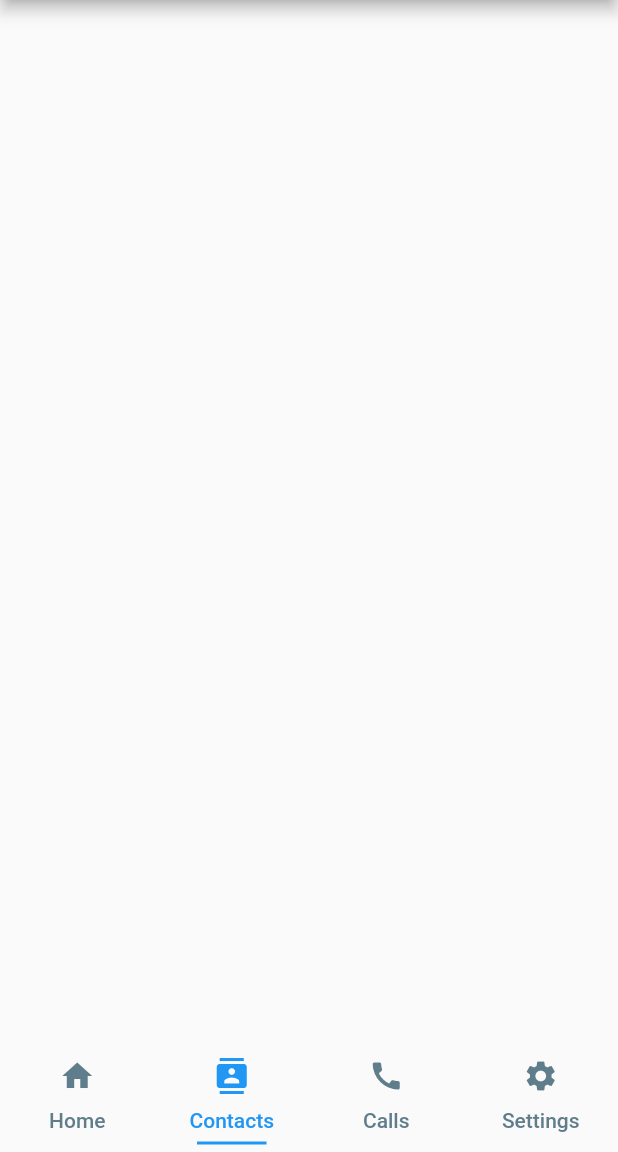
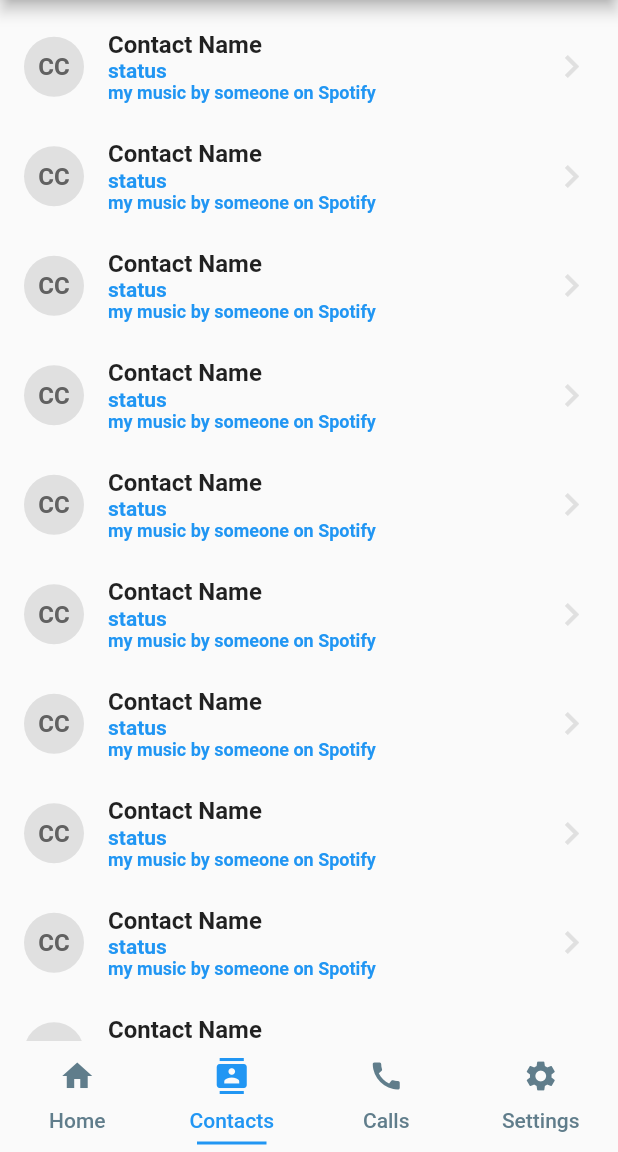
Before and after one commit to francisceioseph/msn-2019-edition, a Flutter app: the screen it shows after launch, item 2 of the bottom bar chosen, on a phone screen of 412 x 824 dp, the part 84-1236 px from its top. Run offline on Flutter 3.47's test engine with Material 2 defaults, Android fonts, the phone set to English and light mode, and no system bars.

Commit message:
Add a very basic contact page

```diff
--- a/lib/src/screens/main_page.dart
+++ b/lib/src/screens/main_page.dart
@@ -1,8 +1,5 @@
 import 'package:flutter/material.dart';
 import 'package:messanger/src/widgets/main_page/app_bar.dart';
-import 'package:messanger/src/widgets/main_page/conversations.dart';
-import 'package:messanger/src/widgets/main_page/friends_online.dart';
-import 'package:messanger/src/widgets/main_page/separator.dart';
 import 'package:messanger/src/widgets/main_page/tabs/calls_tab.dart';
 import 'package:messanger/src/widgets/main_page/tabs/contacts_tab.dart';
 import 'package:messanger/src/widgets/main_page/tabs/home_tab.dart';
--- /dev/null
+++ b/lib/src/widgets/main_page/contact_list.dart
@@ -0,0 +1,20 @@
+import 'package:flutter/material.dart';
+import 'package:messanger/src/widgets/main_page/contact_tile.dart';
+
+class ContactList extends StatelessWidget {
+  final List<dynamic> contacts;
+
+  ContactList({Key key, @required this.contacts}) : super(key: key);
+
+  @override
+  Widget build(BuildContext context) {
+    return Container(
+      child: ListView.builder(
+        itemCount: contacts.length,
+        itemBuilder: (BuildContext context, int index) {
+          return ContactListTile();
+        },
+      ),
+    );
+  }
+}
--- /dev/null
+++ b/lib/src/widgets/main_page/contact_tile.dart
@@ -0,0 +1,58 @@
+import 'package:flutter/material.dart';
+
+class ContactListTile extends StatelessWidget {
+  @override
+  Widget build(BuildContext context) {
+    return Container(
+      margin: EdgeInsets.only(top: 16),
+      child: ListTile(
+        leading: CircleAvatar(
+          backgroundColor: Colors.grey[300],
+          child: Text(
+            'CC',
+            style: TextStyle(
+              fontWeight: FontWeight.bold,
+              color: Colors.grey[700],
+            ),
+          ),
+        ),
+        title: Text(
+          'Contact Name',
+          textAlign: TextAlign.left,
+          style: TextStyle(
+            fontSize: 16,
+            fontWeight: FontWeight.bold,
+          ),
+        ),
+        subtitle: Column(
+          crossAxisAlignment: CrossAxisAlignment.start,
+          children: <Widget>[
+            Text(
+              'status',
+              textAlign: TextAlign.left,
+              style: TextStyle(
+                fontSize: 14,
+                fontWeight: FontWeight.bold,
+                color: Colors.blue,
+              ),
+            ),
+            Text(
+              'my music by someone on Spotify',
+              textAlign: TextAlign.left,
+              style: TextStyle(
+                fontSize: 12,
+                fontWeight: FontWeight.bold,
+                color: Colors.blue,
+              ),
+            ),
+          ],
+        ),
+        trailing: Icon(
+          Icons.keyboard_arrow_right,
+          color: Colors.grey[300],
+          size: 30.0,
+        ),
+      ),
+    );
+  }
+}
--- a/lib/src/widgets/main_page/tabs/contacts_tab.dart
+++ b/lib/src/widgets/main_page/tabs/contacts_tab.dart
@@ -1,8 +1,13 @@
 import 'package:flutter/material.dart';
+import 'package:messanger/src/widgets/main_page/contact_list.dart';
 
 class ContactsTab extends StatelessWidget {
   @override
   Widget build(BuildContext context) {
-    return Container();
+    return Container(
+      child: ContactList(
+        contacts: [1, 2, 3, 4, 5, 6, 7, 8, 9, 0],
+      ),
+    );
   }
 }
```
